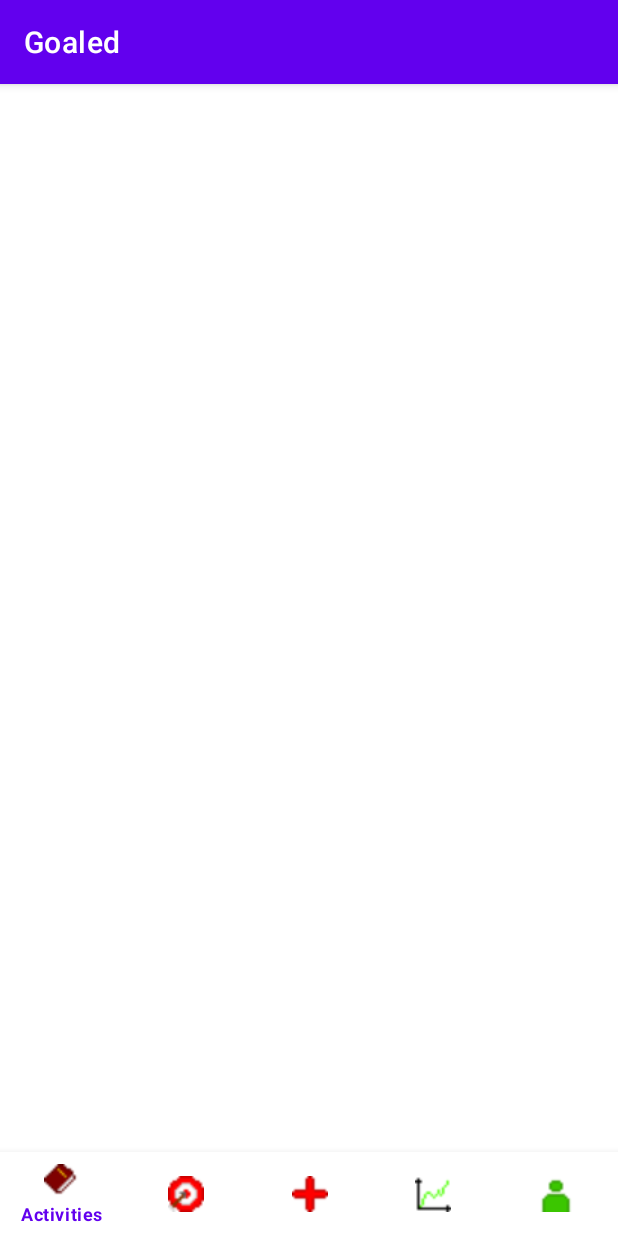
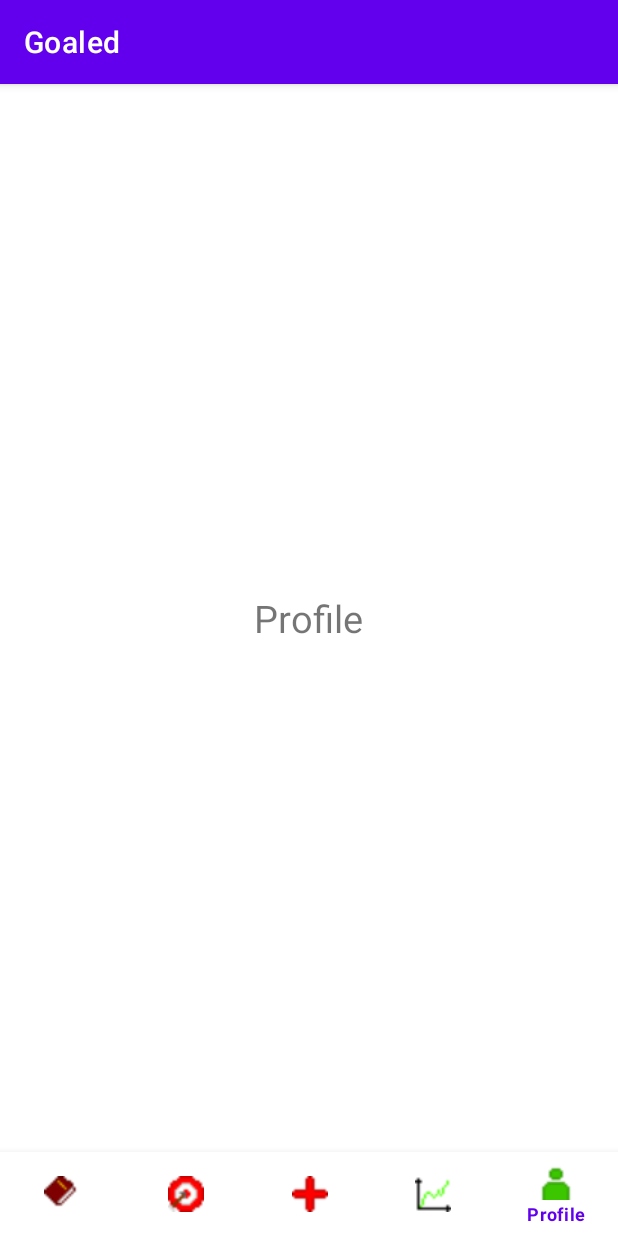
Before and after one commit to uygar-blgn/Goaled, an Android app: the MainPage screen opened directly, with no data from a screen before it, on a phone screen of 412 x 824 dp. Run offline under Robolectric (Android 15) with nearby library versions, the phone set to English and light mode, and no system bars.

Commit message:
added fragments for navigation

```diff
--- a/app/src/main/java/com/example/goaled/MainPage.java
+++ b/app/src/main/java/com/example/goaled/MainPage.java
@@ -1,18 +1,57 @@
 package com.example.goaled;
 
+import androidx.annotation.NonNull;
 import androidx.appcompat.app.AppCompatActivity;
 
 import android.os.Bundle;
+import android.view.MenuItem;
 
 import com.google.android.material.bottomnavigation.BottomNavigationView;
+import com.google.android.material.navigation.NavigationBarView;
 
 public class MainPage extends AppCompatActivity {
+
+    BottomNavigationView bottomNavBar;
+
+    UserAccomplishFragment accomplishFragment = new UserAccomplishFragment();
+    UserActivitiesFragment activitiesFragment = new UserActivitiesFragment();
+    UserGoalsFragment goalsFragment = new UserGoalsFragment();
+    UserProfileFragment profileFragment = new UserProfileFragment();
+    UserStatsFragment statsFragment = new UserStatsFragment();
 
     @Override
     protected void onCreate(Bundle savedInstanceState) {
         super.onCreate(savedInstanceState);
         setContentView(R.layout.activity_main_page);
-        BottomNavigationView bottomNavBar = findViewById(R.id.bottom_navigation);
+
+        bottomNavBar = findViewById(R.id.bottom_navigation);
         bottomNavBar.setItemIconTintList(null);
+        getSupportFragmentManager().beginTransaction().replace(R.id.container, profileFragment).commit();
+        bottomNavBar.setSelectedItemId(R.id.profile);
+
+        bottomNavBar.setOnItemSelectedListener(new NavigationBarView.OnItemSelectedListener() {
+            @Override
+            public boolean onNavigationItemSelected(MenuItem item) {
+
+                switch (item.getItemId()) {
+                    case R.id.accomplish:
+                        getSupportFragmentManager().beginTransaction().replace(R.id.container, accomplishFragment).commit();
+                        return true;
+                    case R.id.activities:
+                        getSupportFragmentManager().beginTransaction().replace(R.id.container, activitiesFragment).commit();
+                        return true;
+                    case R.id.goals:
+                        getSupportFragmentManager().beginTransaction().replace(R.id.container, goalsFragment).commit();
+                        return true;
+                    case R.id.profile:
+                        getSupportFragmentManager().beginTransaction().replace(R.id.container, profileFragment).commit();
+                        return true;
+                    case R.id.stats:
+                        getSupportFragmentManager().beginTransaction().replace(R.id.container, statsFragment).commit();
+                        return true;
+                }
+                return false;
+            }
+        });
     }
 }
--- /dev/null
+++ b/app/src/main/java/com/example/goaled/UserAccomplishFragment.java
@@ -0,0 +1,19 @@
+package com.example.goaled;
+
+import android.os.Bundle;
+
+import androidx.fragment.app.Fragment;
+
+import android.view.LayoutInflater;
+import android.view.View;
+import android.view.ViewGroup;
+
+public class UserAccomplishFragment extends Fragment {
+
+    @Override
+    public View onCreateView(LayoutInflater inflater, ViewGroup container,
+                             Bundle savedInstanceState) {
+        // Inflate the layout for this fragment
+        return inflater.inflate(R.layout.fragment_user_accomplish, container, false);
+    }
+}
--- /dev/null
+++ b/app/src/main/java/com/example/goaled/UserActivitiesFragment.java
@@ -0,0 +1,19 @@
+package com.example.goaled;
+
+import android.os.Bundle;
+
+import androidx.fragment.app.Fragment;
+
+import android.view.LayoutInflater;
+import android.view.View;
+import android.view.ViewGroup;
+
+public class UserActivitiesFragment extends Fragment {
+
+    @Override
+    public View onCreateView(LayoutInflater inflater, ViewGroup container,
+                             Bundle savedInstanceState) {
+        // Inflate the layout for this fragment
+        return inflater.inflate(R.layout.fragment_user_activities, container, false);
+    }
+}
--- /dev/null
+++ b/app/src/main/java/com/example/goaled/UserGoalsFragment.java
@@ -0,0 +1,19 @@
+package com.example.goaled;
+
+import android.os.Bundle;
+
+import androidx.fragment.app.Fragment;
+
+import android.view.LayoutInflater;
+import android.view.View;
+import android.view.ViewGroup;
+
+public class UserGoalsFragment extends Fragment {
+
+    @Override
+    public View onCreateView(LayoutInflater inflater, ViewGroup container,
+                             Bundle savedInstanceState) {
+        // Inflate the layout for this fragment
+        return inflater.inflate(R.layout.fragment_user_goals, container, false);
+    }
+}
--- /dev/null
+++ b/app/src/main/java/com/example/goaled/UserProfileFragment.java
@@ -0,0 +1,20 @@
+package com.example.goaled;
+
+import android.os.Bundle;
+
+import androidx.fragment.app.Fragment;
+
+import android.view.LayoutInflater;
+import android.view.View;
+import android.view.ViewGroup;
+
+public class UserProfileFragment extends Fragment {
+
+
+    @Override
+    public View onCreateView(LayoutInflater inflater, ViewGroup container,
+                             Bundle savedInstanceState) {
+        // Inflate the layout for this fragment
+        return inflater.inflate(R.layout.fragment_user_profile, container, false);
+    }
+}
--- /dev/null
+++ b/app/src/main/java/com/example/goaled/UserStatsFragment.java
@@ -0,0 +1,19 @@
+package com.example.goaled;
+
+import android.os.Bundle;
+
+import androidx.fragment.app.Fragment;
+
+import android.view.LayoutInflater;
+import android.view.View;
+import android.view.ViewGroup;
+
+public class UserStatsFragment extends Fragment {
+
+    @Override
+    public View onCreateView(LayoutInflater inflater, ViewGroup container,
+                             Bundle savedInstanceState) {
+        // Inflate the layout for this fragment
+        return inflater.inflate(R.layout.fragment_user_stats, container, false);
+    }
+}
--- /dev/null
+++ b/app/src/main/res/layout/fragment_user_profile.xml
@@ -0,0 +1,15 @@
+<?xml version="1.0" encoding="utf-8"?>
+<RelativeLayout xmlns:android="http://schemas.android.com/apk/res/android"
+    xmlns:tools="http://schemas.android.com/tools"
+    android:layout_width="match_parent"
+    android:layout_height="match_parent"
+    tools:context=".UserProfileFragment">
+
+    <TextView
+        android:layout_width="wrap_content"
+        android:layout_height="wrap_content"
+        android:text="Profile"
+        android:textSize="25dp"
+        android:layout_centerInParent="true"/>
+
+</RelativeLayout>
--- a/app/src/main/res/values/strings.xml
+++ b/app/src/main/res/values/strings.xml
@@ -1,7 +1,3 @@
 <resources>
     <string name="app_name">Goaled</string>
-    <string name="title_activity_main">MainActivity</string>
-    <string name="title_home">Home</string>
-    <string name="title_dashboard">Dashboard</string>
-    <string name="title_notifications">Notifications</string>
 </resources>
```
Also changed, not shown: app/src/main/res/layout/fragment_user_accomplish.xml (added, +15 -0 lines), app/src/main/res/layout/fragment_user_activities.xml (added, +15 -0 lines), app/src/main/res/layout/fragment_user_goals.xml (added, +15 -0 lines), app/src/main/res/layout/fragment_user_stats.xml (added, +15 -0 lines).
